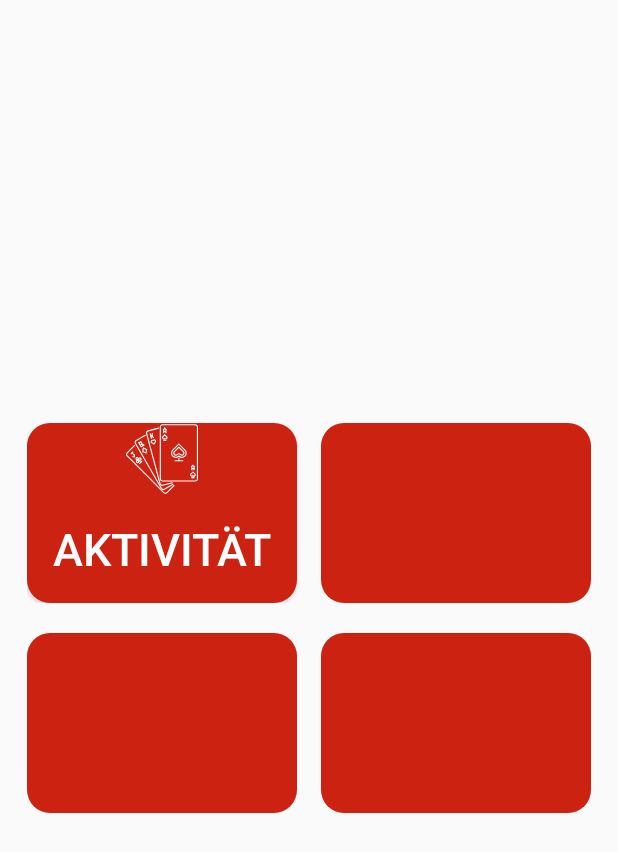
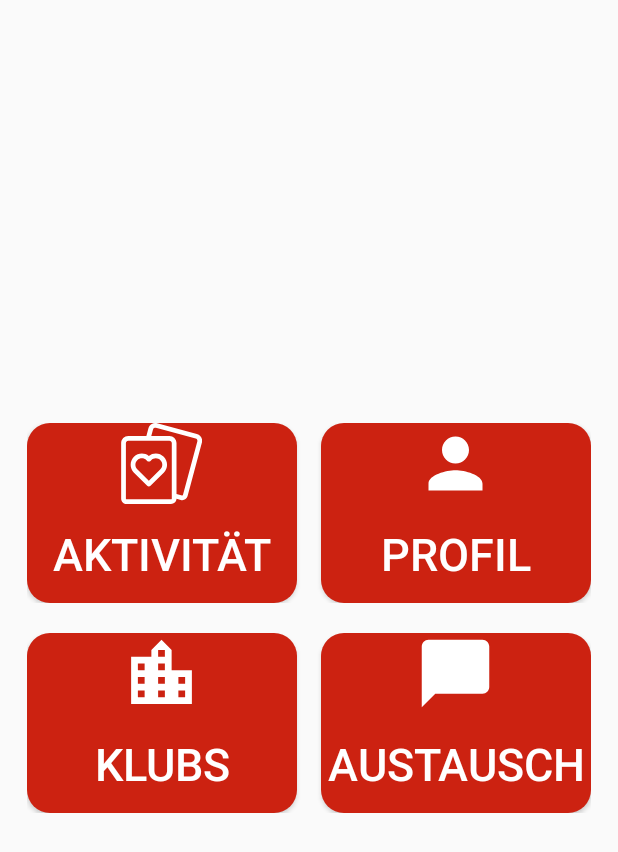
Before and after one commit to dfilipovic-tgm/UI_SeniorenApp, an Android app: the Homescreen screen opened directly, with no data from a screen before it, on a phone screen of 412 x 824 dp. Shown: the top 852 px of the screen. Run offline under Robolectric (Android 15) with nearby library versions, the phone set to English and light mode, and no system bars.

Commit message:
Homescreen

```diff
--- /dev/null
+++ b/app/src/main/res/drawable/ic_casino.xml
@@ -0,0 +1,5 @@
+<vector android:height="54dp" android:viewportHeight="511"
+    android:viewportWidth="511" android:width="54dp" xmlns:android="http://schemas.android.com/apk/res/android">
+    <path android:fillColor="#FFFFFF" android:pathData="M269.7,213.4c-13.4,-13.4 -31.2,-20.8 -50.1,-20.8c-16.1,0 -31.5,5.4 -43.9,15.2c-27.8,-22 -68.4,-20.1 -94,5.5c-13.4,13.4 -20.8,31.2 -20.8,50.1s7.4,36.7 20.8,50.1c0,0 0.1,0.1 0.1,0.1l83.4,82.2c2.9,2.9 6.7,4.3 10.5,4.3c3.8,0 7.6,-1.4 10.5,-4.3l83.4,-82.2l0.1,-0.1c13.4,-13.4 20.8,-31.2 20.8,-50.1S283.1,226.8 269.7,213.4zM248.5,292.4l-72.9,71.8l-72.9,-71.8c-7.7,-7.7 -11.9,-18 -11.9,-28.9c0,-10.9 4.3,-21.2 12,-28.9c16,-16 41.9,-16 57.9,0l4.4,4.4c2.8,2.8 6.6,4.4 10.6,4.4h0c4,0 7.8,-1.6 10.6,-4.4l4.4,-4.4c7.7,-7.7 18,-12 28.9,-12c10.9,0 21.2,4.3 28.9,12c7.7,7.7 12,18 12,28.9C260.5,274.4 256.2,284.7 248.5,292.4z"/>
+    <path android:fillColor="#FFFFFF" android:pathData="M478.7,68.7L228.1,1.6C216.5,-1.6 204.4,0 194,6c-10.4,6 -17.8,15.7 -20.9,27.3l-13,48.5H45.9C21.1,81.8 1,102 1,126.8v350.7C1,495.9 16.7,511 35.9,511h279.5c18.9,0 34.3,-14.4 34.9,-32.4l27,7.2c3.1,0.8 6.3,1.2 9.4,1.2c15.2,0 29.1,-9.8 33,-24.6l90.8,-338.8C516.9,99.8 502.6,75.1 478.7,68.7zM320.4,477.4c0,1.7 -2.1,3.6 -5,3.6H35.9c-2.9,0 -5,-1.9 -5,-3.6V126.8c0,-8.3 6.7,-15 15,-15h125.9c0.1,0 0.3,0 0.4,0h133.2c8.3,0 15,6.7 15,15V477.4zM481.5,116l-90.8,338.7c-0.4,1.6 -2.9,3 -5.8,2.2l-34.7,-9.3V126.8c0,-24.8 -20.1,-44.9 -44.9,-44.9H191L202,41.1c1,-3.9 3.5,-7.1 7,-9.1c3.5,-2 7.5,-2.5 11.4,-1.5L471,97.6C478.9,99.8 483.7,108 481.5,116z"/>
+</vector>
--- /dev/null
+++ b/app/src/main/res/drawable/ic_chat_bubble_white.xml
@@ -0,0 +1,5 @@
+<vector android:height="54dp" android:tint="#FFFFFF"
+    android:viewportHeight="24.0" android:viewportWidth="24.0"
+    android:width="54dp" xmlns:android="http://schemas.android.com/apk/res/android">
+    <path android:fillColor="#FF000000" android:pathData="M20,2H4c-1.1,0 -2,0.9 -2,2v18l4,-4h14c1.1,0 2,-0.9 2,-2V4c0,-1.1 -0.9,-2 -2,-2z"/>
+</vector>
--- /dev/null
+++ b/app/src/main/res/drawable/ic_location_city_white.xml
@@ -0,0 +1,5 @@
+<vector android:height="54dp" android:tint="#FFFFFF"
+    android:viewportHeight="24.0" android:viewportWidth="24.0"
+    android:width="54dp" xmlns:android="http://schemas.android.com/apk/res/android">
+    <path android:fillColor="#FF000000" android:pathData="M15,11L15,5l-3,-3 -3,3v2L3,7v14h18L21,11h-6zM7,19L5,19v-2h2v2zM7,15L5,15v-2h2v2zM7,11L5,11L5,9h2v2zM13,19h-2v-2h2v2zM13,15h-2v-2h2v2zM13,11h-2L11,9h2v2zM13,7h-2L11,5h2v2zM19,19h-2v-2h2v2zM19,15h-2v-2h2v2z"/>
+</vector>
--- /dev/null
+++ b/app/src/main/res/drawable/ic_person_white.xml
@@ -0,0 +1,5 @@
+<vector android:height="54dp" android:tint="#FFFFFF"
+    android:viewportHeight="24.0" android:viewportWidth="24.0"
+    android:width="54dp" xmlns:android="http://schemas.android.com/apk/res/android">
+    <path android:fillColor="#FF000000" android:pathData="M12,12c2.21,0 4,-1.79 4,-4s-1.79,-4 -4,-4 -4,1.79 -4,4 1.79,4 4,4zM12,14c-2.67,0 -8,1.34 -8,4v2h16v-2c0,-2.66 -5.33,-4 -8,-4z"/>
+</vector>
--- a/app/src/main/res/drawable/ic_poker.xml
+++ /dev/null
@@ -1,47 +0,0 @@
-<vector android:height="48dp" android:viewportHeight="511.7"
-    android:viewportWidth="511.7" android:width="48dp" xmlns:android="http://schemas.android.com/apk/res/android">
-    <path android:fillColor="#FFFFFF" android:pathData="M491.7,8.7H259.9c-11,0 -20,9 -20,20v367.8c0,11 9,20 20,20h231.9c11,0 20,-9 20,-20V28.6C511.7,17.6 502.8,8.7 491.7,8.7zM503.7,396.5c0,6.6 -5.4,12 -12,12H259.9c-6.6,0 -12,-5.4 -12,-12V28.6c0,-6.6 5.4,-12 12,-12h231.9c6.6,0 12,5.4 12,12L503.7,396.5L503.7,396.5z"/>
-    <path android:fillColor="#FFFFFF" android:pathData="M267.9,40.6c-2.2,0 -4,1.8 -4,4v24c0,2.2 1.8,4 4,4c2.2,0 4,-1.8 4,-4v-24C271.9,42.4 270.1,40.6 267.9,40.6z"/>
-    <path android:fillColor="#FFFFFF" android:pathData="M283.9,40.6c-2.2,0 -4,1.8 -4,4v24c0,2.2 1.8,4 4,4s4,-1.8 4,-4v-24C287.9,42.4 286.1,40.6 283.9,40.6z"/>
-    <path android:fillColor="#FFFFFF" android:pathData="M281.2,56.6h-10.7c-2.2,0 -4,1.8 -4,4c0,2.2 1.8,4 4,4h10.7c2.2,0 4,-1.8 4,-4S283.4,56.6 281.2,56.6z"/>
-    <path android:fillColor="#FFFFFF" android:pathData="M278.7,33.8c-1.6,-1.6 -4.1,-1.6 -5.7,0l-8,8c-1.6,1.6 -1.6,4.1 0,5.7c0.8,0.8 1.8,1.2 2.8,1.2c1,0 2,-0.4 2.8,-1.2l8,-8C280.2,37.9 280.2,35.4 278.7,33.8z"/>
-    <path android:fillColor="#FFFFFF" android:pathData="M286.7,41.8l-8,-8c-1.6,-1.6 -4.1,-1.6 -5.7,0c-1.6,1.6 -1.6,4.1 0,5.7l8,8c0.8,0.8 1.8,1.2 2.8,1.2s2,-0.4 2.8,-1.2C288.2,45.9 288.2,43.4 286.7,41.8z"/>
-    <path android:fillColor="#FFFFFF" android:pathData="M291.9,95l-13.3,-13.2c-1.6,-1.6 -4.1,-1.6 -5.7,0L259.8,95c-5.2,5.2 -5.2,13.7 0,18.9c4.2,4.2 11.1,5 16.1,2.2c2,1.1 4.3,1.8 6.6,1.8c3.6,0 6.9,-1.4 9.5,-3.9C297.1,108.7 297.1,100.2 291.9,95zM286.3,108.3c-2,2 -5.6,2 -7.6,0c-0.8,-0.8 -1.8,-1.2 -2.8,-1.2c-1,0 -2,0.4 -2.8,1.2c-2,2 -5.6,2 -7.6,0c-2.1,-2.1 -2.1,-5.5 0,-7.6l10.4,-10.4l10.4,10.4C288.4,102.8 288.4,106.2 286.3,108.3z"/>
-    <path android:fillColor="#FFFFFF" android:pathData="M283.9,120.6h-16c-2.2,0 -4,1.8 -4,4s1.8,4 4,4h16c2.2,0 4,-1.8 4,-4C287.9,122.4 286.1,120.6 283.9,120.6z"/>
-    <path android:fillColor="#FFFFFF" android:pathData="M275.9,116.6c-2.2,0 -4,1.8 -4,4v4c0,2.2 1.8,4 4,4s4,-1.8 4,-4v-4C279.9,118.4 278.1,116.6 275.9,116.6z"/>
-    <path android:fillColor="#FFFFFF" android:pathData="M467.8,304.5c-2.2,0 -4,1.8 -4,4v24c0,2.2 1.8,4 4,4s4,-1.8 4,-4v-24C471.8,306.3 470,304.5 467.8,304.5z"/>
-    <path android:fillColor="#FFFFFF" android:pathData="M483.7,304.5c-2.2,0 -4,1.8 -4,4v24c0,2.2 1.8,4 4,4c2.2,0 4,-1.8 4,-4v-24C487.7,306.3 486,304.5 483.7,304.5z"/>
-    <path android:fillColor="#FFFFFF" android:pathData="M481.1,320.5h-10.7c-2.2,0 -4,1.8 -4,4c0,2.2 1.8,4 4,4h10.7c2.2,0 4,-1.8 4,-4C485.1,322.3 483.3,320.5 481.1,320.5z"/>
-    <path android:fillColor="#FFFFFF" android:pathData="M478.6,297.7c-1.6,-1.6 -4.1,-1.6 -5.7,0l-8,8c-1.6,1.6 -1.6,4.1 0,5.7c0.8,0.8 1.8,1.2 2.8,1.2s2,-0.4 2.8,-1.2l8,-8C480.1,301.8 480.1,299.2 478.6,297.7z"/>
-    <path android:fillColor="#FFFFFF" android:pathData="M486.6,305.7l-8,-8c-1.6,-1.6 -4.1,-1.6 -5.7,0c-1.6,1.6 -1.6,4.1 0,5.7l8,8c0.8,0.8 1.8,1.2 2.8,1.2c1,0 2,-0.4 2.8,-1.2C488.1,309.8 488.1,307.2 486.6,305.7z"/>
-    <path android:fillColor="#FFFFFF" android:pathData="M491.8,358.9l-13.3,-13.2c-1.6,-1.6 -4.1,-1.6 -5.7,0l-13.3,13.2c-5.2,5.2 -5.2,13.7 0,18.9c4.2,4.2 11.1,5 16.1,2.2c2,1.1 4.3,1.7 6.6,1.7c3.6,0 6.9,-1.4 9.5,-3.9C497,372.6 497,364.1 491.8,358.9zM486.2,372.2c-2,2 -5.6,2 -7.6,0c-0.8,-0.8 -1.8,-1.2 -2.8,-1.2c-1,0 -2,0.4 -2.8,1.2c-2,2 -5.6,2 -7.6,0c-2.1,-2.1 -2.1,-5.5 0,-7.6l10.4,-10.4l10.4,10.4C488.3,366.6 488.3,370.1 486.2,372.2z"/>
-    <path android:fillColor="#FFFFFF" android:pathData="M483.7,384.5h-16c-2.2,0 -4,1.8 -4,4c0,2.2 1.8,4 4,4h16c2.2,0 4,-1.8 4,-4C487.7,386.2 486,384.5 483.7,384.5z"/>
-    <path android:fillColor="#FFFFFF" android:pathData="M475.8,380.5c-2.2,0 -4,1.8 -4,4v4c0,2.2 1.8,4 4,4s4,-1.8 4,-4v-4C479.8,382.2 478,380.5 475.8,380.5z"/>
-    <path android:fillColor="#FFFFFF" android:pathData="M421.7,189.7l-43.1,-43.1c-1.6,-1.6 -4.1,-1.6 -5.7,0l-43.1,43.1c-13.4,13.4 -13.4,35.3 0,48.7c6.5,6.5 15.2,10.1 24.4,10.1c7.9,0 15.4,-2.7 21.5,-7.6c6.1,4.9 13.6,7.6 21.5,7.6c9.2,0 17.9,-3.6 24.4,-10.1C435.1,225 435.1,203.2 421.7,189.7zM416,232.8c-10,10 -27.4,10 -37.4,0c-0.8,-0.8 -1.8,-1.2 -2.8,-1.2c-1,0 -2,0.4 -2.8,1.2c-10,10 -27.4,10 -37.4,0c-10.3,-10.3 -10.3,-27.1 0,-37.4l40.2,-40.2l40.2,40.2C426.4,205.7 426.4,222.5 416,232.8z"/>
-    <path android:fillColor="#FFFFFF" android:pathData="M410.4,201l-31.7,-31.7c-1.6,-1.6 -4.1,-1.6 -5.7,0L341.2,201c-7.2,7.2 -7.2,18.9 0,26.1c3.3,3.3 8.1,5.3 13,5.3c4.9,0 9.7,-1.9 13,-5.3c4.5,-4.5 12.4,-4.5 17,0c3.4,3.4 8.1,5.3 13,5.3c4.9,0 9.7,-1.9 13.1,-5.3C417.6,219.9 417.6,208.2 410.4,201zM404.8,221.5c-3.7,3.7 -11.1,3.7 -14.8,0c-3.8,-3.8 -8.8,-5.9 -14.1,-5.9c-5.3,0 -10.4,2.1 -14.1,5.8c-1.9,1.9 -4.6,2.9 -7.4,2.9c-2.9,0 -5.5,-1.1 -7.4,-2.9c-4.1,-4.1 -4.1,-10.7 0,-14.8l28.9,-28.9l28.9,28.9C408.8,210.8 408.8,217.4 404.8,221.5z"/>
-    <path android:fillColor="#FFFFFF" android:pathData="M403.8,264.5h-56c-2.2,0 -4,1.8 -4,4c0,2.2 1.8,4 4,4h56c2.2,0 4,-1.8 4,-4C407.8,266.3 406,264.5 403.8,264.5z"/>
-    <path android:fillColor="#FFFFFF" android:pathData="M375.8,248.5c-2.2,0 -4,1.8 -4,4v16c0,2.2 1.8,4 4,4c2.2,0 4,-1.8 4,-4v-16C379.8,250.3 378,248.5 375.8,248.5z"/>
-    <path android:fillColor="#FFFFFF" android:pathData="M332.4,423.4c-0.6,-2.1 -2.8,-3.4 -4.9,-2.8l-67.2,18c-3.1,0.9 -6.3,0.4 -9.1,-1.2c-2.8,-1.6 -4.8,-4.2 -5.6,-7.3L150.4,74.8c-1.7,-6.4 2.1,-13 8.5,-14.7l73.6,-19.7c2.1,-0.6 3.4,-2.8 2.8,-4.9c-0.6,-2.1 -2.8,-3.3 -4.9,-2.8l-73.6,19.7c-10.6,2.9 -17,13.8 -14.1,24.5l95.2,355.3c1.4,5.1 4.7,9.4 9.3,12.1c3.1,1.8 6.5,2.7 10,2.7c1.7,0 3.5,-0.2 5.2,-0.7l67.2,-18C331.7,427.7 333,425.5 332.4,423.4z"/>
-    <path android:fillColor="#FFFFFF" android:pathData="M184,107.2l-8.3,-30.9c-0.6,-2.1 -2.8,-3.3 -4.9,-2.8c-2.1,0.6 -3.4,2.8 -2.8,4.9l8.3,30.9c0.5,1.8 2.1,3 3.9,3c0.3,0 0.7,0 1,-0.1C183.3,111.6 184.5,109.4 184,107.2z"/>
-    <path android:fillColor="#FFFFFF" android:pathData="M187.5,89.7c-0.6,-2.1 -2.8,-3.4 -4.9,-2.8l-7.7,2.1c-2.1,0.6 -3.4,2.8 -2.8,4.9c0.5,1.8 2.1,3 3.9,3c0.3,0 0.7,0 1,-0.1l7.7,-2.1C186.9,94 188.1,91.8 187.5,89.7z"/>
-    <path android:fillColor="#FFFFFF" android:pathData="M213.7,125.5c-0.9,-3.5 -3.1,-6.3 -6.2,-8.1c-5.1,-3 -12,-2 -16.1,2.1c-5.7,-1.5 -12,1.1 -15,6.2c-3.7,6.4 -1.5,14.6 4.9,18.3l16.2,9.4c0.6,0.4 1.3,0.5 2,0.5c0.3,0 0.7,0 1,-0.1c1,-0.3 1.9,-0.9 2.4,-1.9l9.4,-16.2C214.2,132.6 214.6,129 213.7,125.5zM205.4,131.7l-7.4,12.8l-12.8,-7.4c-2.6,-1.5 -3.4,-4.8 -2,-7.3c1,-1.7 2.7,-2.7 4.7,-2.7c0.9,0 1.9,0.3 2.7,0.7c1.9,1.1 4.4,0.4 5.5,-1.5c1.4,-2.5 4.8,-3.4 7.3,-2c1.2,0.7 2.1,1.9 2.5,3.3C206.3,129 206.2,130.4 205.4,131.7z"/>
-    <path android:fillColor="#FFFFFF" android:pathData="M188.1,69.3c-2.2,-0.5 -4.3,1 -4.7,3.1L179.8,90c-0.4,2.2 1,4.3 3.1,4.7c0.3,0.1 0.5,0.1 0.8,0.1c1.9,0 3.5,-1.3 3.9,-3.2l3.6,-17.5C191.6,71.9 190.2,69.8 188.1,69.3z"/>
-    <path android:fillColor="#FFFFFF" android:pathData="M198.5,101.5l-11.9,-13.4c-1.5,-1.7 -4,-1.8 -5.6,-0.3c-1.7,1.5 -1.8,4 -0.3,5.6l11.9,13.4c0.8,0.9 1.9,1.4 3,1.4c0.9,0 1.9,-0.3 2.7,-1C199.8,105.7 200,103.1 198.5,101.5z"/>
-    <path android:fillColor="#FFFFFF" android:pathData="M337,433.4c-1.1,-1.9 -3.6,-2.6 -5.5,-1.5l-60.6,35c-5.8,3.3 -13.1,1.3 -16.4,-4.4L70.7,144c-1.6,-2.7 -2,-6 -1.2,-9.1c0.8,-3.1 2.8,-5.7 5.6,-7.3l64.1,-37c1.9,-1.1 2.6,-3.5 1.5,-5.5c-1.1,-1.9 -3.6,-2.6 -5.5,-1.5l-64.1,37c-4.6,2.7 -7.9,7 -9.3,12.1c-1.4,5.2 -0.7,10.5 2,15.1l183.9,318.5c3.7,6.4 10.4,10 17.4,10c3.4,0 6.8,-0.9 10,-2.7l60.6,-35C337.5,437.8 338.1,435.3 337,433.4z"/>
-    <path android:fillColor="#FFFFFF" android:pathData="M111.4,166.7l-16,-27.7c-1.1,-1.9 -3.6,-2.6 -5.5,-1.5c-1.9,1.1 -2.6,3.5 -1.5,5.5l16,27.7c0.7,1.3 2.1,2 3.5,2c0.7,0 1.4,-0.2 2,-0.5C111.9,171 112.5,168.6 111.4,166.7z"/>
-    <path android:fillColor="#FFFFFF" android:pathData="M109.3,131c-1.1,-1.9 -3.6,-2.6 -5.5,-1.5l-13.9,8c-1.9,1.1 -2.6,3.5 -1.5,5.5c0.7,1.3 2.1,2 3.5,2c0.7,0 1.4,-0.2 2,-0.5l13.9,-8C109.7,135.3 110.4,132.9 109.3,131z"/>
-    <path android:fillColor="#FFFFFF" android:pathData="M125.3,158.7l-16,-27.7c-1.1,-1.9 -3.6,-2.6 -5.5,-1.5c-1.9,1.1 -2.6,3.5 -1.5,5.5l16,27.7c0.7,1.3 2.1,2 3.5,2c0.7,0 1.4,-0.2 2,-0.5C125.7,163 126.4,160.6 125.3,158.7z"/>
-    <path android:fillColor="#FFFFFF" android:pathData="M125.3,158.7c-1.1,-1.9 -3.6,-2.6 -5.5,-1.5l-13.9,8c-1.9,1.1 -2.6,3.5 -1.5,5.5c0.7,1.3 2.1,2 3.5,2c0.7,0 1.4,-0.2 2,-0.5l13.9,-8C125.7,163 126.4,160.6 125.3,158.7z"/>
-    <path android:fillColor="#FFFFFF" android:pathData="M129.8,152.8l-21.9,-5.9c-2.1,-0.5 -4.3,0.7 -4.9,2.8c-0.6,2.1 0.7,4.3 2.8,4.9l21.9,5.9c0.3,0.1 0.7,0.1 1,0.1c1.8,0 3.4,-1.2 3.9,-3C133.2,155.6 131.9,153.4 129.8,152.8z"/>
-    <path android:fillColor="#FFFFFF" android:pathData="M148.2,184.1l-23.8,-9.3c-1.1,-0.4 -2.4,-0.3 -3.5,0.3c-1.1,0.6 -1.8,1.7 -2,2.9l-3.9,25.3c-0.3,1.9 0.8,3.6 2.5,4.3l23.8,9.3c0.5,0.2 1,0.3 1.5,0.3c0.7,0 1.4,-0.2 2,-0.5c1.1,-0.6 1.8,-1.7 2,-2.9l3.9,-25.3C151,186.6 149.9,184.8 148.2,184.1zM139.7,207.6l-16.2,-6.3l2.6,-17.2l16.2,6.3L139.7,207.6z"/>
-    <path android:fillColor="#FFFFFF" android:pathData="M343.8,442c-1.6,-1.6 -4.1,-1.6 -5.7,0l-49.6,49.6c-4.7,4.7 -12.3,4.7 -17,0L11.5,231.5C9.2,229.3 8,226.2 8,223c0,-3.2 1.2,-6.2 3.5,-8.5l52.4,-52.4c1.6,-1.6 1.6,-4.1 0,-5.7s-4.1,-1.6 -5.7,0L5.8,208.9C2.1,212.7 0,217.7 0,223c0,5.3 2.1,10.4 5.8,14.1l260.1,260.1c3.9,3.9 9,5.8 14.1,5.8c5.1,0 10.2,-1.9 14.1,-5.8l49.6,-49.6C345.3,446.1 345.3,443.6 343.8,442z"/>
-    <path android:fillColor="#FFFFFF" android:pathData="M62.4,225.9l-16.6,-16.6c-1.6,-1.6 -4.1,-1.6 -5.7,0c-1.6,1.6 -1.6,4.1 0,5.7l16.6,16.6c0.8,0.8 1.8,1.2 2.8,1.2c1,0 2,-0.4 2.8,-1.2C63.9,230 63.9,227.4 62.4,225.9z"/>
-    <path android:fillColor="#FFFFFF" android:pathData="M59.6,224.7c-2.2,0 -4,1.8 -4,4V240c0,2.2 1.8,4 4,4s4,-1.8 4,-4v-11.3C63.6,226.5 61.8,224.7 59.6,224.7z"/>
-    <path android:fillColor="#FFFFFF" android:pathData="M59.6,236H48.2c-2.2,0 -4,1.8 -4,4c0,2.2 1.8,4 4,4h11.3c2.2,0 4,-1.8 4,-4C63.6,237.8 61.8,236 59.6,236z"/>
-    <path android:fillColor="#FFFFFF" android:pathData="M51.1,203.2c-1.6,-1.6 -4.1,-1.6 -5.7,0l-11.3,11.3c-1.6,1.6 -1.6,4.1 0,5.7c0.8,0.8 1.8,1.2 2.8,1.2c1,0 2,-0.4 2.8,-1.2l11.3,-11.3C52.6,207.3 52.6,204.8 51.1,203.2z"/>
-    <path android:fillColor="#FFFFFF" android:pathData="M90.7,265.4c-4.5,-4.5 -12.4,-4.5 -17,0c-2.3,2.2 -3.5,5.3 -3.5,8.5c0,3.2 1.2,6.2 3.5,8.5c2.3,2.3 5.3,3.5 8.5,3.5c3.2,0 6.2,-1.2 8.5,-3.5C95.3,277.7 95.3,270.1 90.7,265.4zM85,276.8c-1.5,1.5 -4.1,1.5 -5.7,0c-0.8,-0.8 -1.2,-1.8 -1.2,-2.8c0,-1.1 0.4,-2.1 1.2,-2.8c0.8,-0.8 1.8,-1.2 2.8,-1.2c1.1,0 2.1,0.4 2.8,1.2C86.6,272.6 86.5,275.2 85,276.8z"/>
-    <path android:fillColor="#FFFFFF" android:pathData="M107.6,248.5c-4.5,-4.5 -12.4,-4.5 -17,0c-2.3,2.3 -3.5,5.3 -3.5,8.5c0,3.2 1.2,6.2 3.5,8.5c2.3,2.3 5.3,3.5 8.5,3.5c3.2,0 6.2,-1.2 8.5,-3.5C112.3,260.8 112.3,253.2 107.6,248.5zM102,259.8c-1.5,1.5 -4.2,1.5 -5.7,0c-0.8,-0.8 -1.2,-1.8 -1.2,-2.8c0,-1.1 0.4,-2.1 1.2,-2.8c0.8,-0.8 1.8,-1.2 2.8,-1.2c1.1,0 2.1,0.4 2.8,1.2C103.5,255.7 103.5,258.2 102,259.8z"/>
-    <path android:fillColor="#FFFFFF" android:pathData="M87.8,245.7c-4.5,-4.5 -12.4,-4.5 -17,0c-2.3,2.3 -3.5,5.3 -3.5,8.5c0,3.2 1.3,6.2 3.5,8.5c2.3,2.3 5.3,3.5 8.5,3.5c3.2,0 6.2,-1.2 8.5,-3.5C92.5,257.9 92.5,250.3 87.8,245.7zM82.2,257c-1.5,1.5 -4.2,1.5 -5.7,0c-0.8,-0.8 -1.2,-1.8 -1.2,-2.8c0,-1.1 0.4,-2.1 1.2,-2.8c0.8,-0.8 1.8,-1.2 2.8,-1.2c1.1,0 2.1,0.4 2.8,1.2C83.7,252.9 83.7,255.4 82.2,257z"/>
-    <path android:fillColor="#FFFFFF" android:pathData="M116.1,268.3c-1.6,-1.6 -4.1,-1.6 -5.7,0l-17,17c-1.6,1.6 -1.6,4.1 0,5.7c0.8,0.8 1.8,1.2 2.8,1.2c1,0 2,-0.4 2.8,-1.2l17,-17C117.7,272.4 117.6,269.8 116.1,268.3z"/>
-    <path android:fillColor="#FFFFFF" android:pathData="M107.6,276.7l-8.5,-8.5c-1.6,-1.6 -4.1,-1.6 -5.7,0s-1.6,4.1 0,5.7l8.5,8.5c0.8,0.8 1.8,1.2 2.8,1.2c1,0 2,-0.4 2.8,-1.2C109.2,280.8 109.2,278.3 107.6,276.7z"/>
-</vector>
--- a/app/src/main/res/layout/activity_homescreen.xml
+++ b/app/src/main/res/layout/activity_homescreen.xml
@@ -32,11 +32,12 @@
                 android:layout_weight="1"
                 android:background="@drawable/aktivitaet_background"
                 android:text="Aktivität"
-                android:drawableTop="@drawable/ic_poker"
+                android:drawableTop="@drawable/ic_casino"
+                android:maxHeight="150dp"
                 android:textColor="@android:color/white"
                 android:textSize="30sp" />
 
-            <ImageButton
+            <Button
                 android:id="@+id/button6"
                 android:layout_width="0px"
                 android:layout_height="match_parent"
@@ -44,6 +45,7 @@
                 android:layout_weight="1"
                 android:background="@drawable/aktivitaet_background"
                 android:text="Profil"
+                android:drawableTop="@drawable/ic_person_white"
                 android:textColor="@android:color/white"
                 android:textSize="30sp" />
         </LinearLayout>
@@ -54,7 +56,7 @@
             android:layout_margin="10dp"
             android:orientation="horizontal">
 
-            <ImageButton
+            <Button
                 android:id="@+id/button7"
                 android:layout_width="0px"
                 android:layout_height="match_parent"
@@ -62,19 +64,22 @@
                 android:layout_weight="1"
                 android:background="@drawable/aktivitaet_background"
                 android:text="Klubs"
+                android:drawableTop="@drawable/ic_location_city_white"
                 android:textColor="@android:color/white"
                 android:textSize="30sp" />
 
-            <ImageButton
+            <Button
                 android:id="@+id/button8"
                 android:layout_width="0px"
                 android:layout_height="match_parent"
                 android:layout_marginLeft="8dp"
                 android:layout_weight="1"
                 android:background="@drawable/aktivitaet_background"
-                android:text="Button"
+                android:text="Austausch"
+                android:drawableTop="@drawable/ic_chat_bubble_white"
                 android:textColor="@android:color/white"
                 android:textSize="30sp" />
         </LinearLayout>
+
     </LinearLayout>
 </androidx.constraintlayout.widget.ConstraintLayout>
```
